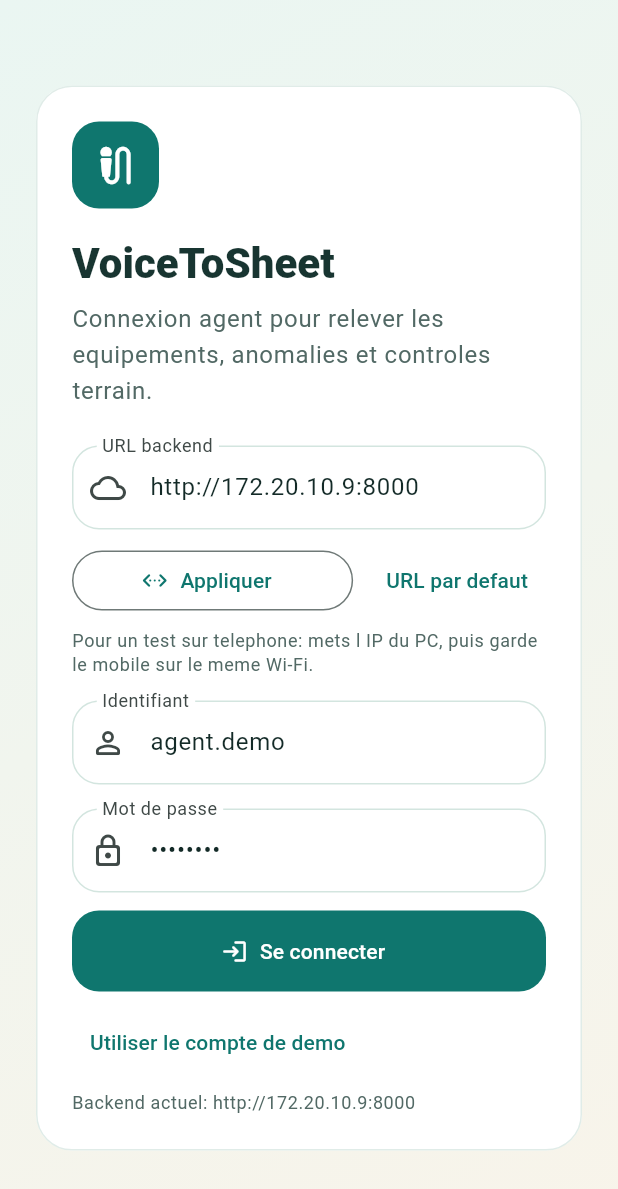
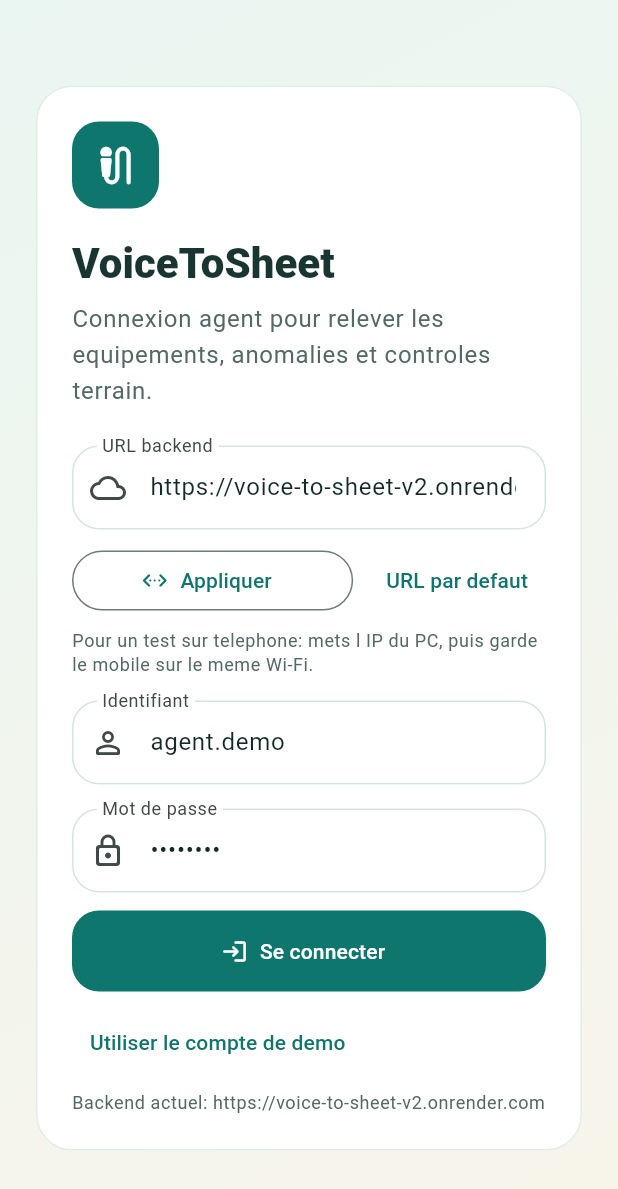
Before and after one commit to Ybdn1/voice-to-sheet-v2, a Flutter app: the screen it shows after launch, on a phone screen of 412 x 824 dp. Shown: the top 1189 px of the screen. Run offline on Flutter 3.47's test engine with Material 3 defaults, Android fonts, the phone set to English and light mode, and no system bars; our stand-ins replace google_sign_in, shared_preferences, speech_to_text; missing offline and left inert: extension_google_sign_in_as_googleapis_auth.

Commit message:
feat: set Render production URL as default backend for mobile/web
Backend deploye sur https://voice-to-sheet-v2.onrender.com
L'APK n'a plus besoin d'etre sur le meme reseau que le PC.

Co-Authored-By: Claude Sonnet 4.6 <noreply@anthropic.com>

```diff
--- a/frontend/lib/core/api_config.dart
+++ b/frontend/lib/core/api_config.dart
@@ -3,8 +3,11 @@ import 'dart:io' show Platform;
 import 'package:flutter/foundation.dart';
 
 class ApiConfig {
-  /// IP locale du PC sur le reseau Wi-Fi.
-  /// A mettre a jour si l'IP change (ou utiliser la variable d'env VOICE_TO_SHEET_API_URL).
+  /// URL du backend heberge sur Render (production).
+  static const String _prodUrl = 'https://voice-to-sheet-v2.onrender.com';
+
+  /// IP locale du PC — utilisee uniquement si VOICE_TO_SHEET_API_URL est defini
+  /// (developpement local uniquement).
   static const String _pcLanIp = '172.20.10.9';
 
   static String get defaultBaseUrl {
@@ -13,14 +16,12 @@ class ApiConfig {
       return customUrl;
     }
 
-    if (kIsWeb) {
-      return 'http://127.0.0.1:8000';
+    // En production (mobile ou web) : on utilise toujours l'URL Render.
+    if (kIsWeb || (!kIsWeb && (Platform.isAndroid || Platform.isIOS))) {
+      return _prodUrl;
     }
 
-    if (!kIsWeb && (Platform.isAndroid || Platform.isIOS)) {
-      return 'http://$_pcLanIp:8000';
-    }
-
+    // Desktop local (dev) : localhost
     return 'http://localhost:8000';
   }
 
```
